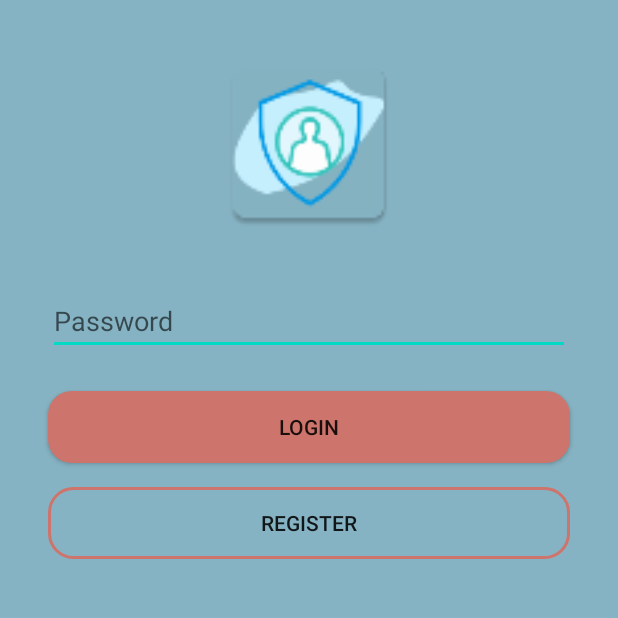
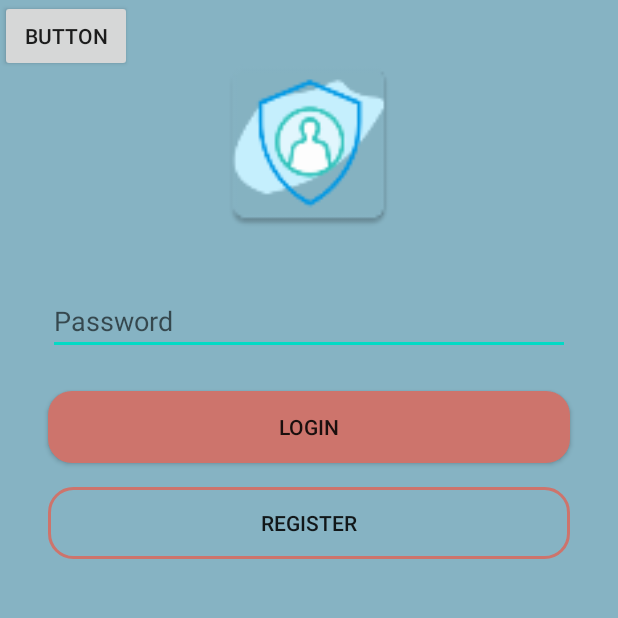
Before and after one commit to cudi08/Wallet, an Android app: the screen it shows after launch (MainActivity), on a phone screen of 412 x 824 dp, the top half of it. Run offline under Robolectric (Android 15) with nearby library versions, the phone set to English and light mode, and no system bars.

Commit message:
First commit

```diff
--- a/app/src/main/res/layout/activity_main.xml
+++ b/app/src/main/res/layout/activity_main.xml
@@ -59,4 +59,12 @@
         app:layout_constraintTop_toTopOf="parent"
         app:srcCompat="@mipmap/ic_logo" />
 
+    <Button
+        android:id="@+id/button4"
+        android:layout_width="wrap_content"
+        android:layout_height="wrap_content"
+        android:text="Button"
+        tools:layout_editor_absoluteX="167dp"
+        tools:layout_editor_absoluteY="474dp" />
+
 </androidx.constraintlayout.widget.ConstraintLayout>
```
